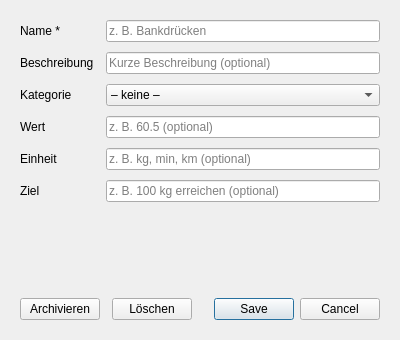
ItsDylan255/Skillbase, file resources/exercise_dialog.ui: the form before one commit.
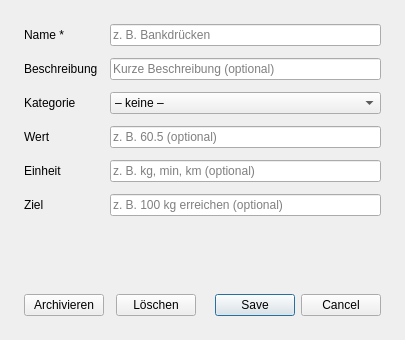
The form after the commit.

What changed in the file:
```diff
--- a/resources/exercise_dialog.ui
+++ b/resources/exercise_dialog.ui
@@ -18,16 +18,16 @@
     <number>12</number>
    </property>
    <property name="leftMargin">
-    <number>20</number>
+    <number>24</number>
    </property>
    <property name="topMargin">
-    <number>20</number>
+    <number>24</number>
    </property>
    <property name="rightMargin">
-    <number>20</number>
+    <number>24</number>
    </property>
    <property name="bottomMargin">
-    <number>20</number>
+    <number>24</number>
    </property>
    <item>
     <layout class="QFormLayout" name="formLayout">
@@ -35,7 +35,7 @@
       <number>12</number>
      </property>
      <property name="verticalSpacing">
-      <number>10</number>
+      <number>12</number>
      </property>
      <item row="0" column="0">
       <widget class="QLabel" name="nameLabel">
```
